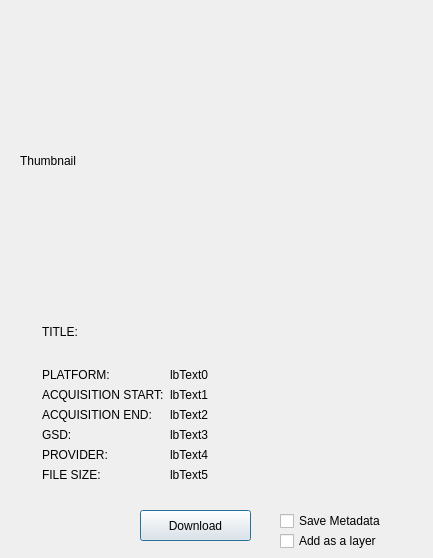
Old version of the form gui/ui/img_browser.ui in the repository yojiyojiyoji/oam_qgis3_express.
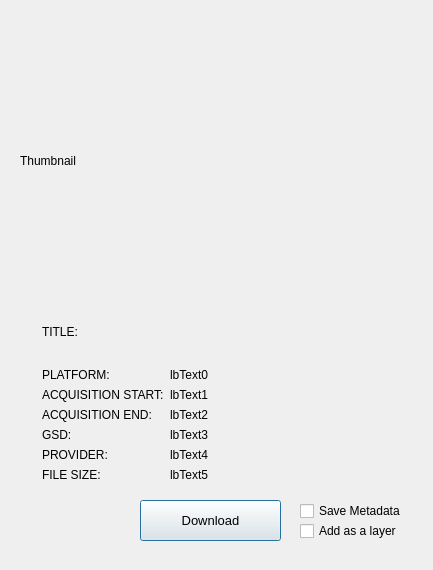
New version of the form.

Commit message: Modified GUI and positions of image browser and image search dialog

Diff of the .ui file:
```diff
--- a/gui/ui/img_browser.ui
+++ b/gui/ui/img_browser.ui
@@ -7,7 +7,7 @@
     <x>0</x>
     <y>0</y>
     <width>433</width>
-    <height>558</height>
+    <height>570</height>
    </rect>
   </property>
   <property name="font">
@@ -22,11 +22,16 @@
    <property name="geometry">
     <rect>
      <x>140</x>
-     <y>510</y>
-     <width>111</width>
-     <height>31</height>
+     <y>500</y>
+     <width>141</width>
+     <height>41</height>
     </rect>
    </property>
+   <property name="font">
+    <font>
+     <pointsize>10</pointsize>
+    </font>
+   </property>
    <property name="text">
     <string>Download</string>
    </property>
@@ -34,8 +39,8 @@
   <widget class="QCheckBox" name="checkBoxSaveMeta">
    <property name="geometry">
     <rect>
-     <x>280</x>
-     <y>510</y>
+     <x>300</x>
+     <y>500</y>
      <width>111</width>
      <height>22</height>
     </rect>
@@ -47,8 +52,8 @@
   <widget class="QCheckBox" name="checkBoxAddLayer">
    <property name="geometry">
     <rect>
-     <x>280</x>
-     <y>530</y>
+     <x>300</x>
+     <y>520</y>
      <width>121</width>
      <height>22</height>
     </rect>
```
The commit also changes 3 other files.
